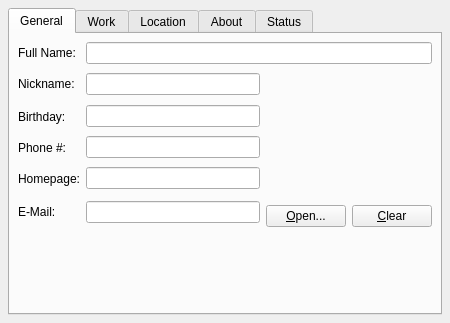
psi-im/psi, file src/info.ui: the form before one commit.
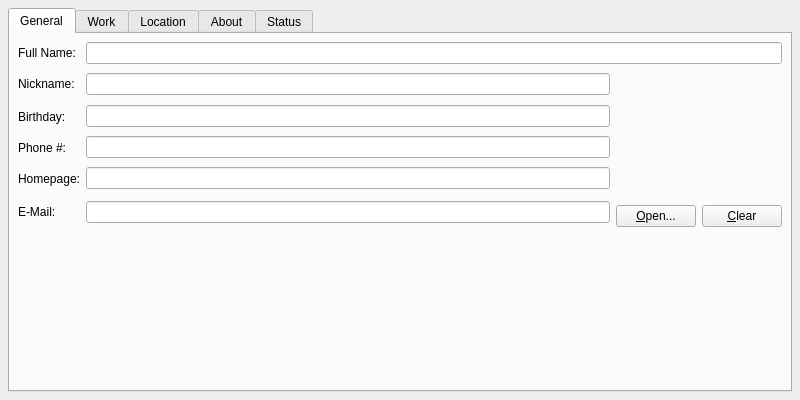
The form after the commit. Custom widgets are drawn as their Qt base class.

Patch:
```diff
--- a/src/info.ui
+++ b/src/info.ui
@@ -6,8 +6,8 @@
    <rect>
     <x>0</x>
     <y>0</y>
-    <width>450</width>
-    <height>323</height>
+    <width>800</width>
+    <height>400</height>
    </rect>
   </property>
   <property name="sizeGripEnabled" stdset="0">
```
